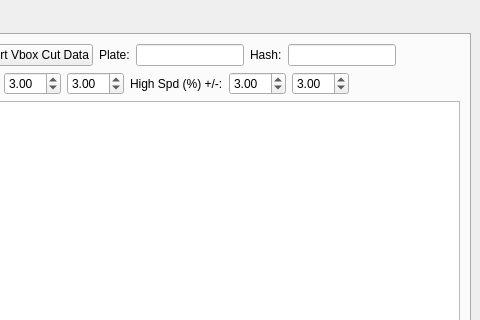
The window that ui/neology_average_speed.ui (dyarrow/AverageSpeed) describes before a commit, drawn with Qt 5; both pictures show x 580 to 1060 and y 0 to 320 of the 1060 by 655 pixel window.
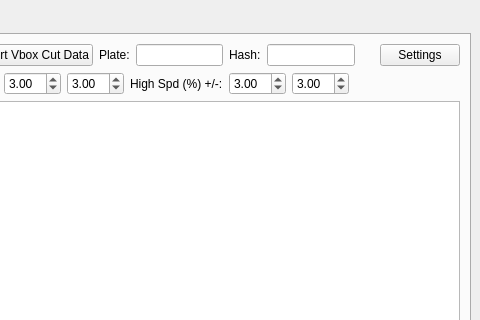
The same window after the commit.

What changed in the file:
```diff
--- a/ui/neology_average_speed.ui
+++ b/ui/neology_average_speed.ui
@@ -193,6 +193,13 @@
             </property>
            </spacer>
           </item>
+          <item>
+           <widget class="QPushButton" name="btn_settings">
+            <property name="text">
+             <string>Settings</string>
+            </property>
+           </widget>
+          </item>
          </layout>
         </item>
         <item>
```
